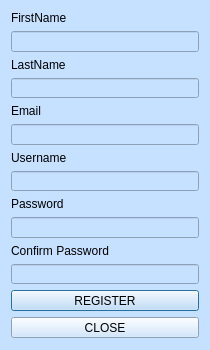
Before: the Qt Designer form 3_Solution/TestConexiune/QClient/RegisterForm.ui in Aleexuta/POO-Proiect-NOrg, drawn with Qt 5.
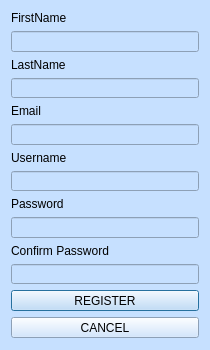
After: the same form once the commit is applied.

Patch:
```diff
--- a/3_Solution/TestConexiune/QClient/RegisterForm.ui
+++ b/3_Solution/TestConexiune/QClient/RegisterForm.ui
@@ -109,7 +109,7 @@
      <item>
       <widget class="QPushButton" name="CloseButton">
        <property name="text">
-        <string>CLOSE</string>
+        <string>CANCEL</string>
        </property>
       </widget>
      </item>
```
